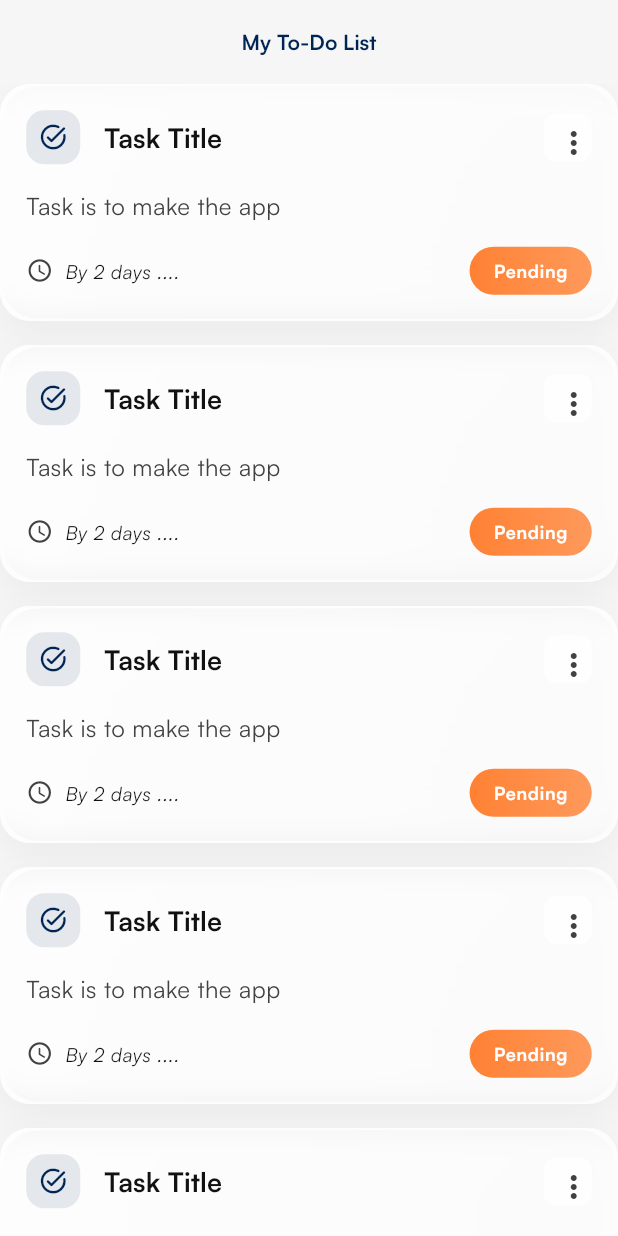
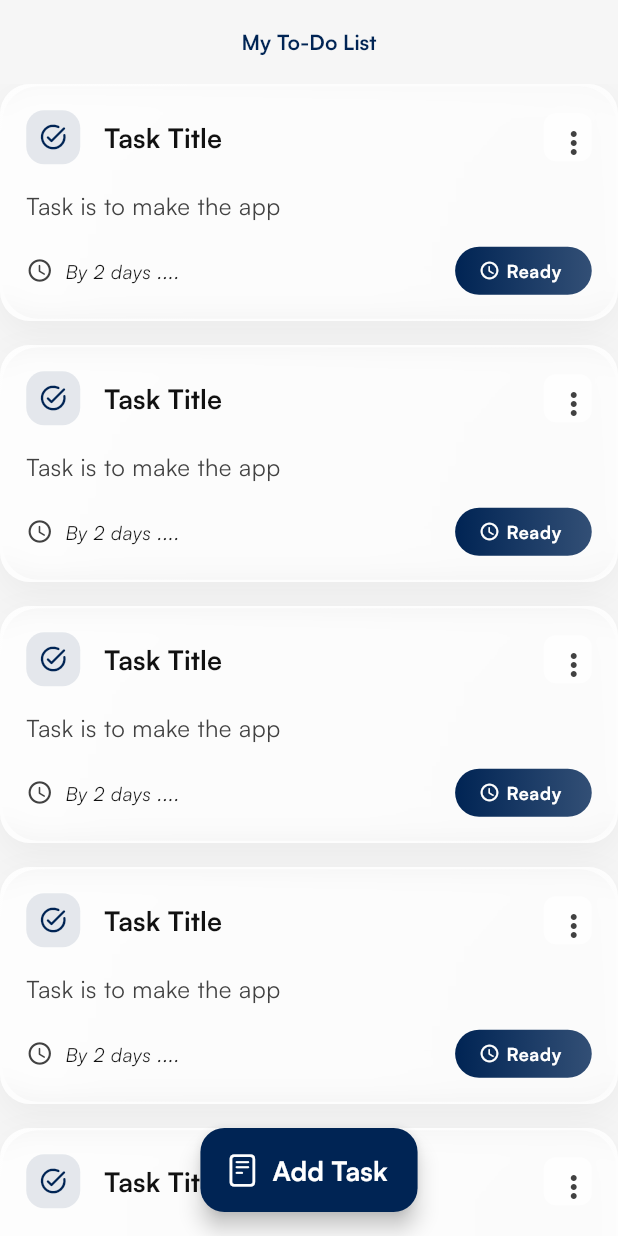
Before and after one commit to shahriartoky0/simple_todo, a Flutter app: the screen it shows after launch, on a phone screen of 412 x 824 dp. Run offline on Flutter 3.47's test engine with Material 3 defaults, Android fonts, the phone set to English and light mode, and no system bars; our stand-ins replace file_picker, flutter_svg, get, get_storage, image_picker, isar and 1 more; accounts and stored records are empty; generated files the repository leaves out were written again; project files that could hold a hidden picture were left out.

Commit message:
UI: Home design updgraded

```diff
--- a/lib/core/config/app_strings.dart
+++ b/lib/core/config/app_strings.dart
@@ -13,4 +13,7 @@ class AppStrings {
   static const String myToDoList = 'My To-Do List';
   static const String editTask = 'Edit Task';
   static const String deleteTask = 'Delete Task';
+  static const String pending = 'Pending';
+  static const String completed = 'Completed';
+  static const String ready = 'Ready';
 }
--- a/lib/core/design/app_theme.dart
+++ b/lib/core/design/app_theme.dart
@@ -41,6 +41,12 @@ class AppTheme {
         fontWeight: FontWeight.w700,
       ),
     ),
+
+    /// Floating action member ========>
+    floatingActionButtonTheme: const FloatingActionButtonThemeData(
+      backgroundColor: AppColors.primaryColor,
+      foregroundColor: AppColors.white,
+    ),
     textTheme: const TextTheme(
       headlineMedium: TextStyle(
         color: AppColors.primaryColor,
--- a/lib/features/home/screens/home_screen.dart
+++ b/lib/features/home/screens/home_screen.dart
@@ -1,9 +1,10 @@
+import 'package:flutter/cupertino.dart';
 import 'package:flutter/material.dart';
 import 'package:get/get.dart';
 import 'package:simple_todo/core/common/widgets/custom_appbar.dart';
 import 'package:simple_todo/core/config/app_strings.dart';
 import 'package:simple_todo/core/data/local/collection/task.dart';
-import 'package:simple_todo/core/design/app_colors.dart';
+import 'package:simple_todo/core/utils/logger_utils.dart';
 import '../../../core/config/app_sizes.dart';
 import '../controllers/home_controller.dart';
 import '../widgets/task_tile.dart';
@@ -24,12 +25,15 @@ class HomeScreen extends GetView<HomeController> {
               physics: const NeverScrollableScrollPhysics(),
               itemBuilder: (BuildContext context, int index) {
                 return TaskTile(
-                  taskStatus: TaskStatus.pending,
+                  taskStatus: TaskStatus.ready,
                   taskTitle: 'Task Title',
                   taskDescription: 'Task is to make the app',
                   taskTime: 'By 2 days ....',
                   onEdit: () {},
                   onDelete: () {},
+                  onStatusChanged: (TaskStatus taskStatus) {
+                    LoggerUtils.debug(taskStatus.name);
+                  },
                 );
               },
               separatorBuilder: (_, _) {
@@ -40,6 +44,14 @@ class HomeScreen extends GetView<HomeController> {
           ],
         ),
       ),
+
+      /// ==============> Add Task Button ===================>
+      floatingActionButtonLocation: FloatingActionButtonLocation.centerFloat,
+      floatingActionButton: FloatingActionButton.extended(
+        onPressed: () {},
+        label: Text("Add Task"),
+        icon: const Icon(CupertinoIcons.doc_plaintext),
+      ),
     );
   }
 }
--- a/lib/features/home/widgets/task_tile.dart
+++ b/lib/features/home/widgets/task_tile.dart
@@ -17,6 +17,7 @@ class TaskTile extends StatelessWidget {
   final String taskTime;
   final VoidCallback onEdit;
   final VoidCallback onDelete;
+  final Function(TaskStatus) onStatusChanged;
 
   const TaskTile({
     super.key,
@@ -26,6 +27,7 @@ class TaskTile extends StatelessWidget {
     required this.taskTime,
     required this.onEdit,
     required this.onDelete,
+    required this.onStatusChanged,
   });
 
   @override
@@ -84,7 +86,6 @@ class TaskTile extends StatelessWidget {
                       ),
                       child: PopupMenuButton<String>(
                         onSelected: (String value) {
-                          // Handle menu selection
                           switch (value) {
                             case 'edit':
                               onEdit();
@@ -128,7 +129,7 @@ class TaskTile extends StatelessWidget {
                               ),
                             ],
                         icon: const Icon(Icons.more_vert, color: AppColors.grey).centered,
-                        offset: Offset.zero, // Positions menu below the button
+                        offset: const Offset(0, -40),
                       ),
                     ),
                   ],
@@ -146,31 +147,82 @@ class TaskTile extends StatelessWidget {
                         Text(taskTime, style: context.txtTheme.bodySmall),
                       ],
                     ),
-                    Container(
+
+                    /// =============> Status widget ==============>
+                    PopupMenuButton<TaskStatus>(
+                      onSelected: (TaskStatus newStatus) {
+                        onStatusChanged(newStatus);
+                      },
+                      itemBuilder:
+                          (BuildContext context) => <PopupMenuEntry<TaskStatus>>[
+                            PopupMenuItem<TaskStatus>(
+                              value: TaskStatus.ready,
+                              child: Row(
+                                children: <Widget>[
+                                  Icon(
+                                    _getStatusIcon(TaskStatus.ready),
+                                    color: _getStatusColor(TaskStatus.ready),
+                                    size: 20,
+                                  ),
+                                  const SizedBox(width: AppSizes.sm),
+                                  Text(AppStrings.ready.tr, style: context.txtTheme.titleSmall),
+                                ],
+                              ),
+                            ),
+                            PopupMenuItem<TaskStatus>(
+                              value: TaskStatus.pending,
+                              child: Row(
+                                children: <Widget>[
+                                  Icon(
+                                    _getStatusIcon(TaskStatus.pending),
+                                    color: _getStatusColor(TaskStatus.pending),
+                                    size: 20,
+                                  ),
+                                  const SizedBox(width: AppSizes.sm),
+                                  Text(AppStrings.pending.tr, style: context.txtTheme.titleSmall),
+                                ],
+                              ),
+                            ),
+                            PopupMenuItem<TaskStatus>(
+                              value: TaskStatus.completed,
+                              child: Row(
+                                children: <Widget>[
+                                  Icon(
+                                    _getStatusIcon(TaskStatus.completed),
+                                    color: _getStatusColor(TaskStatus.completed),
+                                    size: 20,
+                                  ),
+                                  const SizedBox(width: AppSizes.sm),
+                                  Text(AppStrings.completed.tr, style: context.txtTheme.titleSmall),
+                                ],
+                              ),
+                            ),
+                          ],
+                      offset: const Offset(0, -40),
+                      child: Container(
                         padding: const EdgeInsets.symmetric(
                           horizontal: AppSizes.md,
                           vertical: AppSizes.sm,
                         ),
                         decoration: BoxDecoration(
-                        gradient: LinearGradient(
-                          colors:
-                              taskStatus == TaskStatus.completed
-                                  ? <Color>[AppColors.green, AppColors.green.withValues(alpha: 0.8)]
-                                  : taskStatus == TaskStatus.ready
-                                  ? <Color>[
-                                    AppColors.primaryColor,
-                                    AppColors.primaryColor.withValues(alpha: 0.8),
-                                  ]
-                                  : <Color>[
-                                    AppColors.orange,
-                                    AppColors.orange.withValues(alpha: 0.8),
+                          gradient: LinearGradient(colors: _getStatusGradient(taskStatus)),
+                          borderRadius: BorderRadius.circular(AppSizes.borderRadiusXl),
+                        ),
+                        child: Row(
+                          mainAxisSize: MainAxisSize.min,
+                          children: <Widget>[
+                            Icon(_getStatusIcon(taskStatus), size: 14, color: AppColors.white),
+                            const SizedBox(width: AppSizes.xs),
+                            Text(
+                              taskStatus.name.toCapitalize,
+                              style: context.txtTheme.labelMedium?.copyWith(
+                                color: AppColors.white,
+                                fontWeight: FontWeight.w600,
+                              ),
+                            ),
+                            const SizedBox(width: AppSizes.xs),
                           ],
                         ),
-                        borderRadius: BorderRadius.circular(AppSizes.borderRadiusXl),
-                      ),
-                      child: Text(
-                        taskStatus.name.toCapitalize,
-                        style: context.txtTheme.labelMedium,
                       ),
                     ),
                   ],
@@ -182,4 +234,40 @@ class TaskTile extends StatelessWidget {
       ),
     );
   }
+
+  // Get status gradient colors
+  List<Color> _getStatusGradient(TaskStatus status) {
+    switch (status) {
+      case TaskStatus.completed:
+        return <Color>[AppColors.green, AppColors.green.withValues(alpha: 0.8)];
+      case TaskStatus.ready:
+        return <Color>[AppColors.primaryColor, AppColors.primaryColor.withValues(alpha: 0.8)];
+      case TaskStatus.pending:
+        return <Color>[AppColors.orange, AppColors.orange.withValues(alpha: 0.8)];
     }
+  }
+
+  // Get status primary color
+  Color _getStatusColor(TaskStatus status) {
+    switch (status) {
+      case TaskStatus.completed:
+        return AppColors.green;
+      case TaskStatus.ready:
+        return AppColors.primaryColor;
+      case TaskStatus.pending:
+        return AppColors.orange;
+    }
+  }
+
+  // Get status icon
+  IconData _getStatusIcon(TaskStatus status) {
+    switch (status) {
+      case TaskStatus.completed:
+        return Icons.check_circle_rounded;
+      case TaskStatus.ready:
+        return Icons.schedule_rounded;
+      case TaskStatus.pending:
+        return Icons.hourglass_empty_rounded;
+    }
+  }
+}
```
Lines whose indentation alone changed are shown as unchanged.
